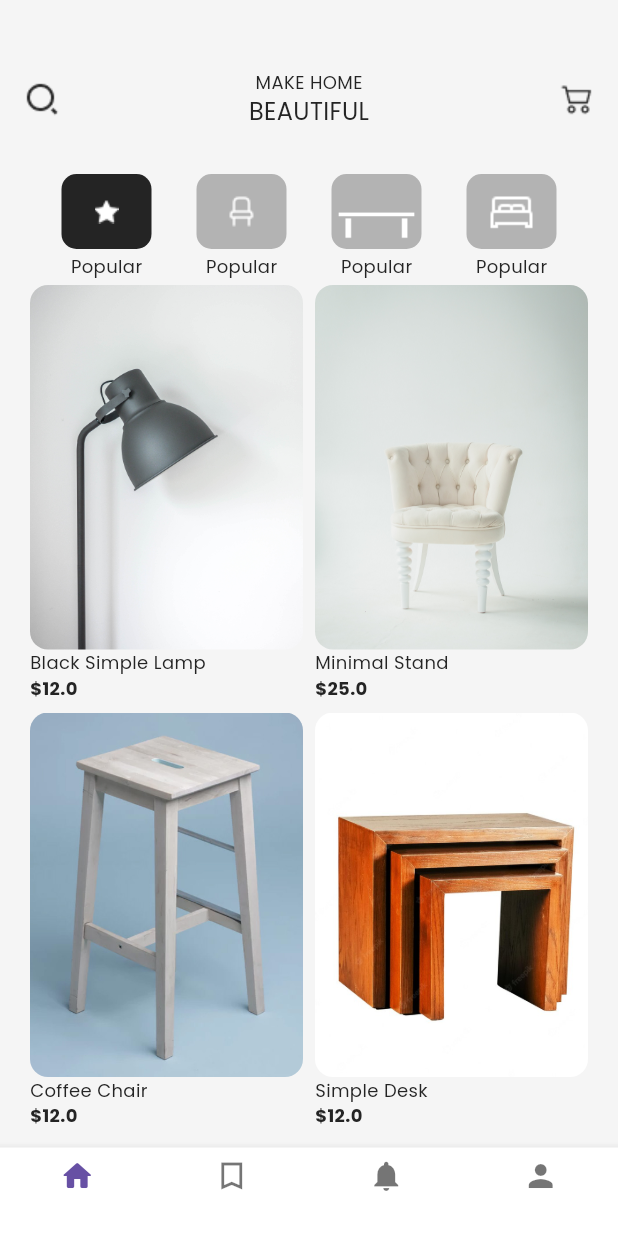
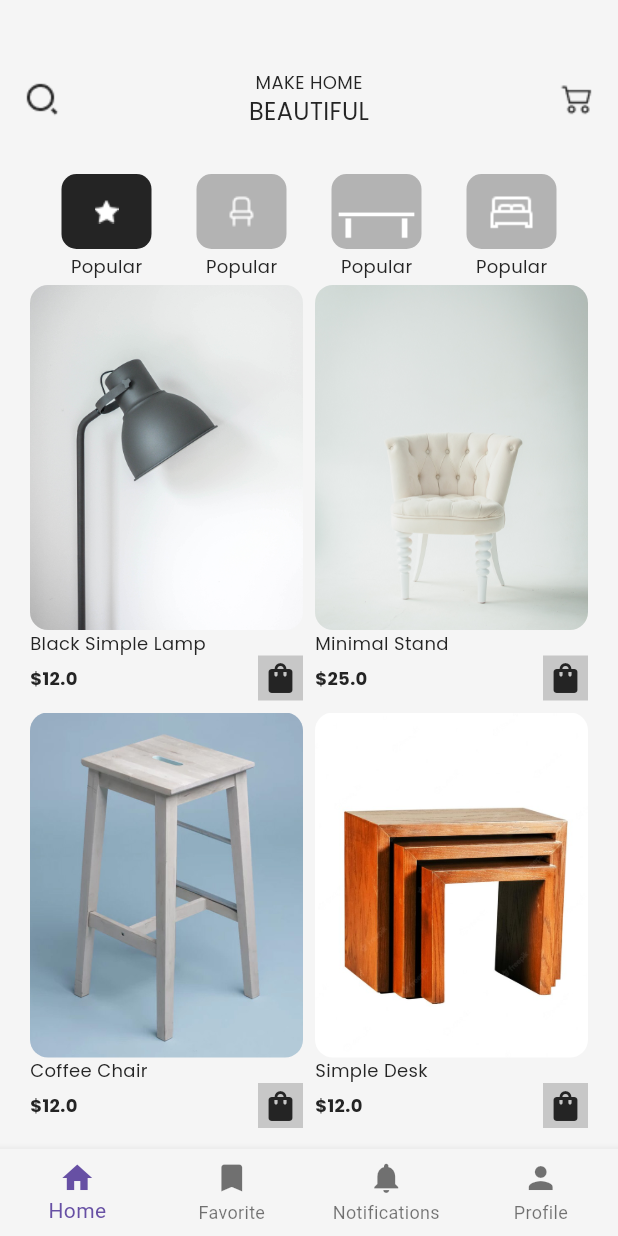
Before and after one commit to Hikmatullohprogramist/ecommerce_app, a Flutter app: the Login screen opened directly, after a tap on "Log in", on a phone screen of 412 x 824 dp. Run offline on Flutter 3.47's test engine with Material 2 defaults, Android fonts, the phone set to English and light mode, and no system bars.

```diff
--- /dev/null
+++ b/lib/screens/bottom_nav_bar.dart
@@ -0,0 +1,59 @@
+import 'package:ecommerce_app/screens/favorite/favorite.dart';
+import 'package:ecommerce_app/screens/notification/notification_screen.dart';
+import 'package:ecommerce_app/screens/profile/profile_screen.dart';
+import 'package:ecommerce_app/utils/global_guides.dart';
+import 'package:flutter/material.dart';
+
+import 'home/home.dart';
+
+class MyHomePage extends StatefulWidget {
+  @override
+  _MyHomePageState createState() => _MyHomePageState();
+}
+
+class _MyHomePageState extends State<MyHomePage> {
+  int _currentIndex = 0;
+
+  final List<Widget> _pages = [
+    HomeScreen(),
+    FavoriteScreen(),
+    NotificationScreen(),
+    ProfileScreen(),
+  ];
+
+  @override
+  Widget build(BuildContext context) {
+    return Scaffold(
+      body: _pages[_currentIndex],
+      bottomNavigationBar: BottomNavigationBar(
+        currentIndex: _currentIndex,
+        type: BottomNavigationBarType.fixed,
+        backgroundColor: AppSetting.bgColor,
+        elevation: 5,
+        onTap: (int index) {
+          setState(() {
+            _currentIndex = index;
+          });
+        },
+        items: const [
+          BottomNavigationBarItem(
+            icon: Icon(Icons.home),
+            label: 'Home',
+          ),
+          BottomNavigationBarItem(
+            icon: Icon(Icons.bookmark),
+            label: 'Favorite',
+          ),
+          BottomNavigationBarItem(
+            icon: Icon(Icons.notifications),
+            label: 'Notifications',
+          ),
+          BottomNavigationBarItem(
+            icon: Icon(Icons.person),
+            label: 'Profile',
+          ),
+        ],
+      ),
+    );
+  }
+}
--- a/lib/screens/home/home.dart
+++ b/lib/screens/home/home.dart
@@ -37,29 +37,6 @@ class _HomeScreenState extends State<HomeScreen> {
   Widget build(BuildContext context) {
     return Scaffold(
       backgroundColor: AppSetting.bgColor,
-      bottomNavigationBar: BottomNavigationBar(
-        backgroundColor: AppSetting.subcolor,
-        type: BottomNavigationBarType.fixed,
-        elevation: 5,
-        items: const [
-          BottomNavigationBarItem(
-            icon: Icon(Icons.home_rounded),
-            label: "",
-          ),
-          BottomNavigationBarItem(
-            icon: Icon(Icons.bookmark_outline_sharp),
-            label: "",
-          ),
-          BottomNavigationBarItem(
-            icon: Icon(Icons.notifications),
-            label: "",
-          ),
-          BottomNavigationBarItem(
-            icon: Icon(Icons.person),
-            label: "",
-          ),
-        ],
-      ),
       body: SingleChildScrollView(
         physics: const BouncingScrollPhysics(),
         child: SafeArea(
@@ -81,7 +58,10 @@ class _HomeScreenState extends State<HomeScreen> {
                             "MAKE HOME",
                             style: AppSetting.poppinsRegularsmall,
                           ),
-                          Text("BEAUTIFUL", style: AppSetting.poppinsBoldp),
+                          Text(
+                            "BEAUTIFUL",
+                            style: AppSetting.poppinsBoldp,
+                          ),
                         ],
                       ),
                       Image.asset(Assets.iconsBiCart2),
@@ -143,10 +123,26 @@ class _HomeScreenState extends State<HomeScreen> {
                             products[index].title,
                             style: AppSetting.poppinsRegularsmall,
                           ),
-                          Text(
-                            "\$${products[index].price}",
-                            style: AppSetting.poppinsBoldsmall,
-                          ),
+                          Row(
+                            mainAxisAlignment: MainAxisAlignment.spaceBetween,
+                            children: [
+                              Text(
+                                "\$${products[index].price}",
+                                style: AppSetting.poppinsBoldsmall,
+                              ),
+                              Container(
+                                width: 30,
+                                height: 30,
+                                decoration: BoxDecoration(
+                                  color: AppSetting.greyColor,
+                                ),
+                                child: const Icon(
+                                  Icons.shopping_bag,
+                                  color: AppSetting.mainColor,
+                                ),
+                              )
+                            ],
+                          )
                         ],
                       ),
                     );
--- a/lib/screens/login/login.dart
+++ b/lib/screens/login/login.dart
@@ -1,3 +1,4 @@
+import 'package:ecommerce_app/screens/bottom_nav_bar.dart';
 import 'package:ecommerce_app/utils/global_guides.dart';
 import 'package:ecommerce_app/widgets/button.dart';
 import 'package:flutter/material.dart';
@@ -118,7 +119,7 @@ class Login extends StatelessWidget {
                             Navigator.push(
                               context,
                               MaterialPageRoute(
-                                builder: (context) => const HomeScreen(),
+                                builder: (context) => MyHomePage(),
                               ),
                             );
                           },
--- a/lib/utils/global_guides.dart
+++ b/lib/utils/global_guides.dart
@@ -12,6 +12,7 @@ class AppSetting {
   static const Color successColor = Color(0xff27AE60);
   static const Color yellowColor = Color(0xffF2C94C);
   static const Color dangerColor = Color(0xffEB5757);
+  static const Color greyColor = Color.fromARGB(255, 199, 199, 199);
 
 // Texts styles
 
@@ -64,7 +65,7 @@ class AppSetting {
     color: mainColor,
     fontSize: 14,
     fontFamily: 'Poppins',
-    fontWeight: FontWeight.w400,
+    fontWeight: FontWeight.bold,
   );
   static TextStyle poppinsBoldsmall = const TextStyle(
     color: mainColor,
```
Also changed, not shown: lib/screens/card/card_screen.dart (added, +15 -0 lines), lib/screens/favorite/favorite.dart (added, +67 -0 lines), lib/screens/notification/notification_screen.dart (added, +69 -0 lines), lib/screens/profile/profile_screen.dart (added, +97 -0 lines), lib/screens/signup/signup.dart (+10 -5 lines), lib/widgets/background_container.dart (added, +35 -0 lines), lib/widgets/profile_card.dart (added, +53 -0 lines), pubspec.yaml (+49 -49 lines), assets/images/my_image.jpg (added).
